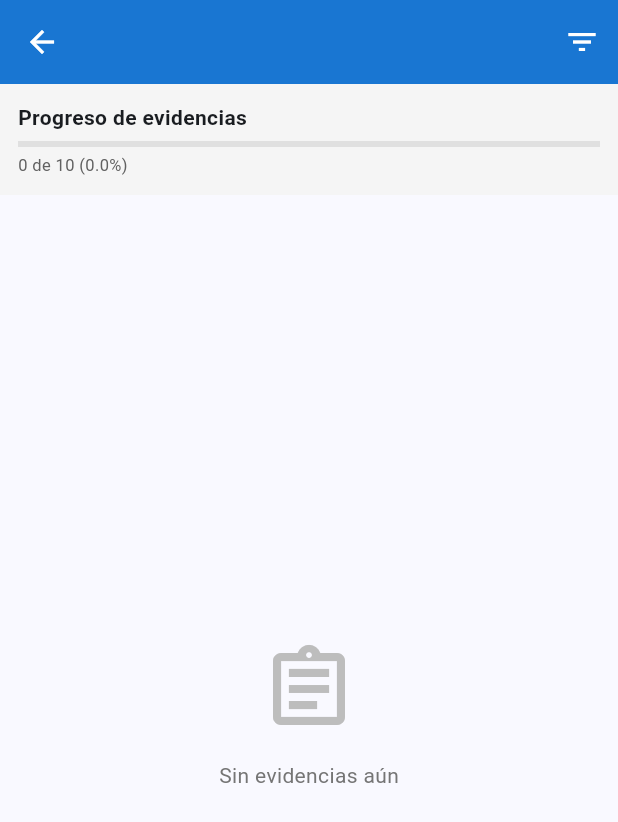
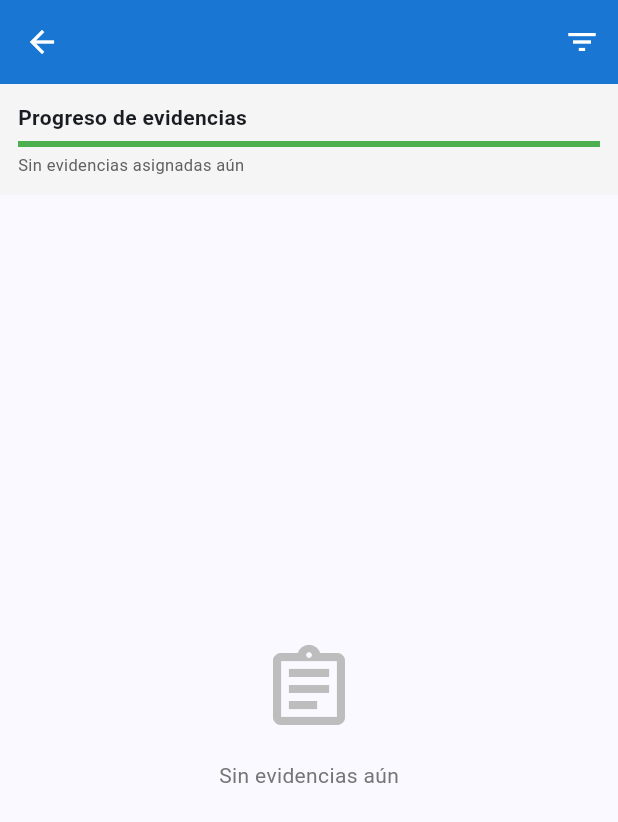
Before and after one commit to Brini2712/cuaderno_profesor, a Flutter app: the AlumnoEvidenciasScreen screen opened directly with empty values, on a phone screen of 412 x 824 dp. Shown: the top 822 px of the screen. Run offline on Flutter 3.47's test engine with Material 3 defaults, Android fonts, the light colour scheme and no system bars; our stand-ins replace cloud_firestore, csv, file_picker, firebase_auth, firebase_core, firebase_storage and 8 more; missing offline and left inert: dart:html; accounts and stored records are empty.

Commit message:
datos de evaluaciones,asistencias y examen en alumno

```diff
--- a/lib/models/reporte_estadisticas.dart
+++ b/lib/models/reporte_estadisticas.dart
@@ -53,6 +53,8 @@ class EstadisticaAlumno {
   final bool tieneRiesgo;
   final bool puedeExentar;
   final bool requiereOrdinaria; // Si reprobó 2+ evaluaciones
+  final bool
+  tieneDatosSuficientes; // Si hay asistencias O evidencias registradas
 
   EstadisticaAlumno({
     required this.alumnoId,
@@ -63,9 +65,11 @@ class EstadisticaAlumno {
     required this.tieneRiesgo,
     required this.puedeExentar,
     required this.requiereOrdinaria,
+    this.tieneDatosSuficientes = true,
   });
 
   String get estadoGeneral {
+    if (!tieneDatosSuficientes) return 'Sin datos';
     if (puedeExentar) return 'Exento';
     if (tieneRiesgo) return 'Riesgo';
     if (requiereOrdinaria) return 'Ordinaria';
--- a/lib/providers/cuaderno_provider.dart
+++ b/lib/providers/cuaderno_provider.dart
@@ -1136,7 +1136,8 @@ class CuadernoProvider extends ChangeNotifier {
         .where((a) => a.alumnoId == alumnoId && a.materiaId == materiaId)
         .toList();
 
-    if (asistenciasAlumno.isEmpty) return 0.0;
+    // Si no hay asistencias registradas, el alumno está al 100% (sin datos = sin problemas)
+    if (asistenciasAlumno.isEmpty) return 100.0;
     return AnalyticsUtils.porcentajeAsistencia(asistenciasAlumno);
   }
 
@@ -1144,27 +1145,21 @@ class CuadernoProvider extends ChangeNotifier {
     final evidenciasAlumno = _evidencias
         .where((e) => e.alumnoId == alumnoId && e.materiaId == materiaId)
         .toList();
-    if (evidenciasAlumno.isEmpty) return 0.0;
-    final materia = _materias.firstWhere(
-      (m) => m.id == materiaId,
-      orElse: () => Materia(
-        id: 'tmp',
-        nombre: 'tmp',
-        descripcion: '',
-        color: '#2196F3',
-        profesorId: _usuario?.id ?? '',
-        fechaCreacion: DateTime.now(),
-      ),
-    );
-    final total = materia.totalEvidenciasEsperadas == 0
-        ? 1
-        : materia.totalEvidenciasEsperadas;
+
+    // Si no hay evidencias asignadas, el alumno está al 100%
+    if (evidenciasAlumno.isEmpty) return 100.0;
+
+    // Contar cuántas evidencias fueron REALMENTE asignadas a este alumno
+    final totalAsignadas = evidenciasAlumno.length;
+
+    // Contar cuántas fueron entregadas (cualquier estado excepto "asignado")
     final entregadas = evidenciasAlumno
         .where((e) => e.estado != EstadoEvidencia.asignado)
         .length;
+
     return AnalyticsUtils.porcentajeEvidencias(
       entregadas: entregadas,
-      esperadas: total,
+      esperadas: totalAsignadas,
     );
   }
 
@@ -1248,8 +1243,13 @@ class CuadernoProvider extends ChangeNotifier {
           )
           .toList();
 
+      // Verificar si hay datos suficientes para evaluar
+      final tieneDatosSuficientes =
+          asistenciasRango.isNotEmpty || evidenciasRango.isNotEmpty;
+
+      // Calcular porcentajes (100% si no hay datos para no penalizar)
       final porcentajeAsist = asistenciasRango.isEmpty
-          ? 0.0
+          ? 100.0
           : AnalyticsUtils.porcentajeAsistencia(asistenciasRango);
 
       // Contar evidencias entregadas (cualquier estado diferente a "asignado")
@@ -1257,10 +1257,12 @@ class CuadernoProvider extends ChangeNotifier {
           .where((e) => e.estado != EstadoEvidencia.asignado)
           .length;
       final total = evidenciasRango.isEmpty ? 1 : evidenciasRango.length;
-      final porcentajeEvid = AnalyticsUtils.porcentajeEvidencias(
-        entregadas: entregadas,
-        esperadas: total,
-      );
+      final porcentajeEvid = evidenciasRango.isEmpty
+          ? 100.0
+          : AnalyticsUtils.porcentajeEvidencias(
+              entregadas: entregadas,
+              esperadas: total,
+            );
 
       final califs = _calificaciones
           .where((c) => c.alumnoId == alumno.id && c.materiaId == materiaId)
@@ -1301,6 +1303,7 @@ class CuadernoProvider extends ChangeNotifier {
           tieneRiesgo: tieneRiesgo,
           puedeExentar: puedeExent,
           requiereOrdinaria: requiereOrd,
+          tieneDatosSuficientes: tieneDatosSuficientes,
         ),
       );
     }
--- a/lib/screens/alumno/alumno_evidencias_screen.dart
+++ b/lib/screens/alumno/alumno_evidencias_screen.dart
@@ -34,7 +34,8 @@ class _AlumnoEvidenciasScreenState extends State<AlumnoEvidenciasScreen> {
       return true;
     }).toList();
 
-    final totalEsperadas = widget.materia.totalEvidenciasEsperadas;
+    // Usar el número REAL de evidencias asignadas, no el esperado teórico
+    final totalEsperadas = misEvidencias.length;
     final porcentaje = provider.calcularPorcentajeEvidencias(
       provider.usuario!.id,
       widget.materia.id,
@@ -111,7 +112,9 @@ class _AlumnoEvidenciasScreenState extends State<AlumnoEvidenciasScreen> {
                       ),
                       const SizedBox(height: 4),
                       Text(
-                        '${misEvidencias.length} de $totalEsperadas (${porcentaje.toStringAsFixed(1)}%)',
+                        totalEsperadas == 0
+                            ? 'Sin evidencias asignadas aún'
+                            : '${misEvidencias.where((e) => e.estado != EstadoEvidencia.asignado).length} de $totalEsperadas entregadas (${porcentaje.toStringAsFixed(1)}%)',
                         style: TextStyle(
                           fontSize: isMobile ? 11 : 12,
                           color: Colors.grey[700],
```
Also changed, not shown: lib/screens/alumno_home_screen.dart (+87 -7 lines).
